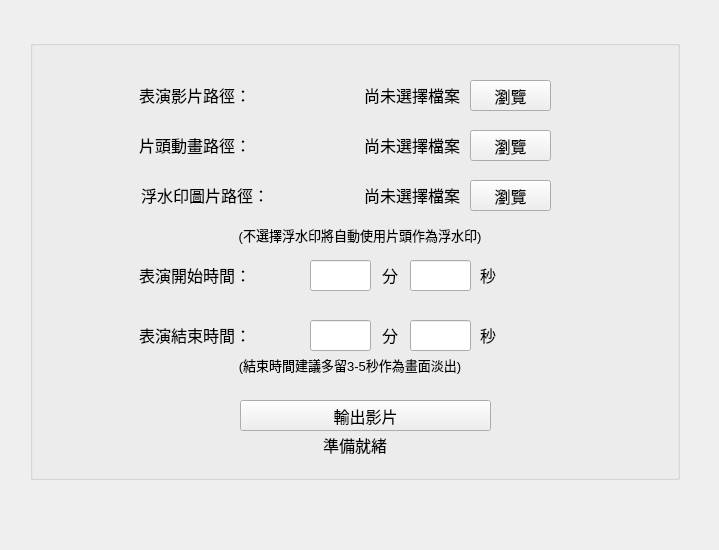
The window that main.ui (Rushyuheng/video_auto_editor) describes before a commit, drawn with Qt 5.
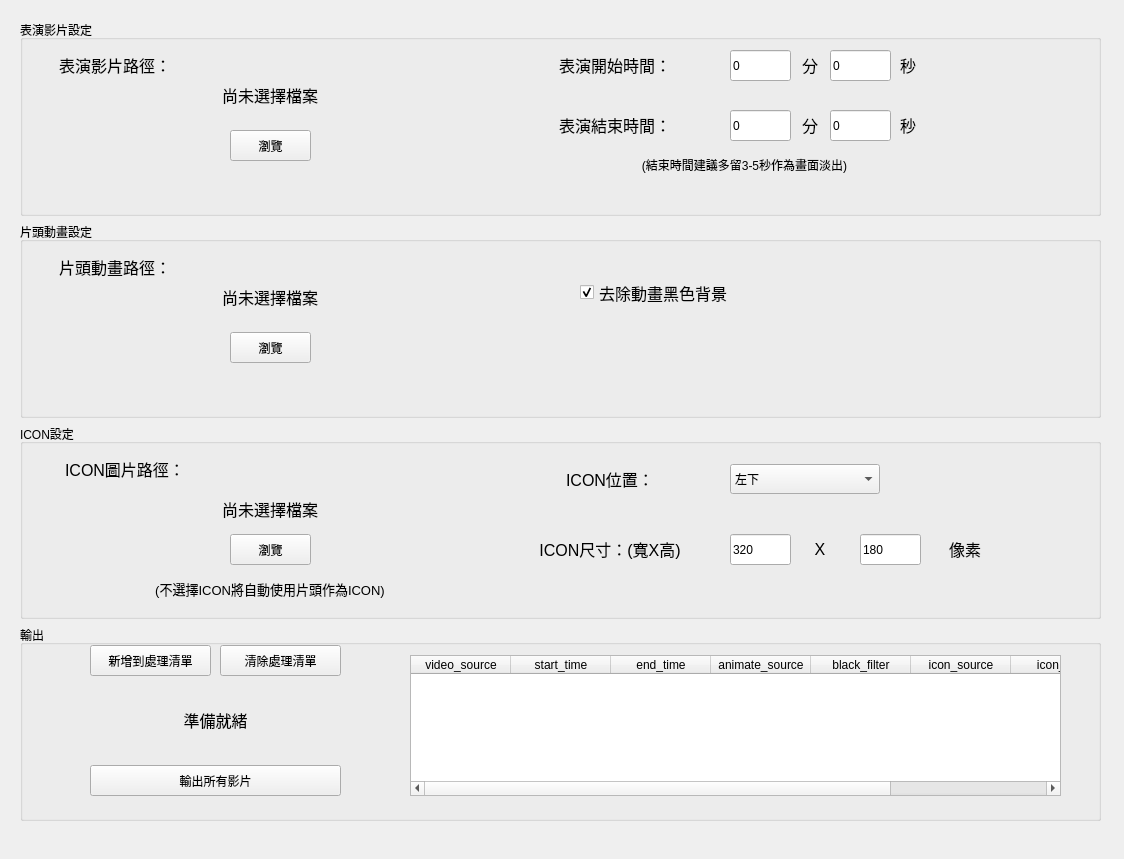
The same window after the commit.

Diff of the .ui file:
```diff
--- a/main.ui
+++ b/main.ui
@@ -6,127 +6,55 @@
    <rect>
     <x>0</x>
     <y>0</y>
-    <width>719</width>
-    <height>550</height>
+    <width>1124</width>
+    <height>859</height>
    </rect>
   </property>
   <property name="windowTitle">
    <string>video_auto_editor</string>
   </property>
-  <widget class="QGroupBox" name="groupBoxTran">
+  <widget class="QWidget" name="verticalLayoutWidget">
    <property name="geometry">
     <rect>
-     <x>30</x>
-     <y>40</y>
-     <width>650</width>
-     <height>440</height>
+     <x>20</x>
+     <y>20</y>
+     <width>1081</width>
+     <height>801</height>
     </rect>
    </property>
-   <property name="font">
-    <font>
-     <family>Arial</family>
-     <pointsize>12</pointsize>
-    </font>
-   </property>
+   <layout class="QVBoxLayout" name="verticalLayout">
+    <item>
+     <widget class="QGroupBox" name="groupBox_2">
    <property name="title">
-    <string/>
-   </property>
-   <property name="flat">
-    <bool>false</bool>
-   </property>
-   <property name="checkable">
-    <bool>false</bool>
-   </property>
-   <widget class="QPushButton" name="write_video">
-    <property name="geometry">
-     <rect>
-      <x>210</x>
-      <y>360</y>
-      <width>251</width>
-      <height>31</height>
-     </rect>
-    </property>
-    <property name="text">
-     <string>輸出影片</string>
-    </property>
-   </widget>
-   <widget class="QLabel" name="label">
-    <property name="geometry">
-     <rect>
-      <x>90</x>
-      <y>220</y>
-      <width>150</width>
-      <height>30</height>
-     </rect>
-    </property>
-    <property name="text">
-     <string>表演開始時間：</string>
-    </property>
-    <property name="alignment">
-     <set>Qt::AlignCenter</set>
-    </property>
-   </widget>
-   <widget class="QLabel" name="label_3">
-    <property name="geometry">
-     <rect>
-      <x>340</x>
-      <y>220</y>
-      <width>40</width>
-      <height>30</height>
-     </rect>
-    </property>
-    <property name="text">
-     <string>分</string>
-    </property>
-    <property name="alignment">
-     <set>Qt::AlignCenter</set>
-    </property>
-   </widget>
-   <widget class="QLineEdit" name="start_min">
-    <property name="geometry">
-     <rect>
-      <x>280</x>
-      <y>220</y>
-      <width>61</width>
-      <height>31</height>
-     </rect>
-    </property>
-   </widget>
+       <string>表演影片設定</string>
+      </property>
    <widget class="QLineEdit" name="start_sec">
     <property name="geometry">
      <rect>
-      <x>380</x>
-      <y>220</y>
+         <x>810</x>
+         <y>30</y>
       <width>61</width>
       <height>31</height>
      </rect>
     </property>
-   </widget>
-   <widget class="QLabel" name="label_6">
-    <property name="geometry">
-     <rect>
-      <x>450</x>
-      <y>220</y>
-      <width>40</width>
-      <height>30</height>
-     </rect>
-    </property>
     <property name="text">
-     <string>秒</string>
-    </property>
-    <property name="alignment">
-     <set>Qt::AlignLeading|Qt::AlignLeft|Qt::AlignVCenter</set>
+        <string>0</string>
     </property>
    </widget>
    <widget class="QLabel" name="label_2">
     <property name="geometry">
      <rect>
-      <x>90</x>
-      <y>280</y>
+         <x>520</x>
+         <y>90</y>
       <width>150</width>
       <height>30</height>
      </rect>
     </property>
+       <property name="font">
+        <font>
+         <pointsize>12</pointsize>
+        </font>
+       </property>
     <property name="text">
      <string>表演結束時間：</string>
     </property>
@@ -134,24 +62,74 @@
      <set>Qt::AlignCenter</set>
     </property>
    </widget>
-   <widget class="QLineEdit" name="end_min">
+      <widget class="QLabel" name="show_path">
     <property name="geometry">
      <rect>
-      <x>280</x>
-      <y>280</y>
-      <width>61</width>
+         <x>50</x>
+         <y>60</y>
+         <width>400</width>
+         <height>30</height>
+        </rect>
+       </property>
+       <property name="font">
+        <font>
+         <pointsize>12</pointsize>
+        </font>
+       </property>
+       <property name="text">
+        <string>尚未選擇檔案</string>
+       </property>
+       <property name="alignment">
+        <set>Qt::AlignCenter</set>
+       </property>
+      </widget>
+      <widget class="QPushButton" name="choose_show">
+       <property name="geometry">
+        <rect>
+         <x>210</x>
+         <y>110</y>
+         <width>81</width>
       <height>31</height>
      </rect>
     </property>
-   </widget>
-   <widget class="QLabel" name="label_7">
+       <property name="text">
+        <string>瀏覽</string>
+       </property>
+      </widget>
+      <widget class="QLabel" name="label_6">
     <property name="geometry">
      <rect>
-      <x>340</x>
-      <y>280</y>
+         <x>880</x>
+         <y>30</y>
       <width>40</width>
       <height>30</height>
      </rect>
+       </property>
+       <property name="font">
+        <font>
+         <pointsize>12</pointsize>
+        </font>
+       </property>
+       <property name="text">
+        <string>秒</string>
+       </property>
+       <property name="alignment">
+        <set>Qt::AlignLeading|Qt::AlignLeft|Qt::AlignVCenter</set>
+       </property>
+      </widget>
+      <widget class="QLabel" name="label_3">
+       <property name="geometry">
+        <rect>
+         <x>770</x>
+         <y>30</y>
+         <width>40</width>
+         <height>30</height>
+        </rect>
+       </property>
+       <property name="font">
+        <font>
+         <pointsize>12</pointsize>
+        </font>
     </property>
     <property name="text">
      <string>分</string>
@@ -163,12 +141,17 @@
    <widget class="QLabel" name="label_10">
     <property name="geometry">
      <rect>
-      <x>450</x>
-      <y>280</y>
+         <x>880</x>
+         <y>90</y>
       <width>40</width>
       <height>30</height>
      </rect>
     </property>
+       <property name="font">
+        <font>
+         <pointsize>12</pointsize>
+        </font>
+       </property>
     <property name="text">
      <string>秒</string>
     </property>
@@ -176,25 +159,70 @@
      <set>Qt::AlignLeading|Qt::AlignLeft|Qt::AlignVCenter</set>
     </property>
    </widget>
+      <widget class="QLineEdit" name="start_min">
+       <property name="geometry">
+        <rect>
+         <x>710</x>
+         <y>30</y>
+         <width>61</width>
+         <height>31</height>
+        </rect>
+       </property>
+       <property name="text">
+        <string>0</string>
+       </property>
+       <property name="placeholderText">
+        <string>0</string>
+       </property>
+      </widget>
    <widget class="QLineEdit" name="end_sec">
     <property name="geometry">
      <rect>
-      <x>380</x>
-      <y>280</y>
+         <x>810</x>
+         <y>90</y>
       <width>61</width>
       <height>31</height>
      </rect>
+       </property>
+       <property name="text">
+        <string>0</string>
+       </property>
+      </widget>
+      <widget class="QLabel" name="label_11">
+       <property name="geometry">
+        <rect>
+         <x>549</x>
+         <y>130</y>
+         <width>351</width>
+         <height>30</height>
+        </rect>
+       </property>
+       <property name="font">
+        <font>
+         <pointsize>9</pointsize>
+        </font>
+       </property>
+       <property name="text">
+        <string>(結束時間建議多留3-5秒作為畫面淡出)</string>
+       </property>
+       <property name="alignment">
+        <set>Qt::AlignCenter</set>
     </property>
    </widget>
    <widget class="QLabel" name="label_4">
     <property name="geometry">
      <rect>
-      <x>90</x>
-      <y>40</y>
+         <x>20</x>
+         <y>30</y>
       <width>150</width>
       <height>30</height>
      </rect>
     </property>
+       <property name="font">
+        <font>
+         <pointsize>12</pointsize>
+        </font>
+       </property>
     <property name="text">
      <string>表演影片路徑：</string>
     </property>
@@ -202,15 +230,98 @@
      <set>Qt::AlignCenter</set>
     </property>
    </widget>
+      <widget class="QLabel" name="label">
+       <property name="geometry">
+        <rect>
+         <x>520</x>
+         <y>30</y>
+         <width>150</width>
+         <height>30</height>
+        </rect>
+       </property>
+       <property name="font">
+        <font>
+         <pointsize>12</pointsize>
+        </font>
+       </property>
+       <property name="text">
+        <string>表演開始時間：</string>
+       </property>
+       <property name="textFormat">
+        <enum>Qt::PlainText</enum>
+       </property>
+       <property name="alignment">
+        <set>Qt::AlignCenter</set>
+       </property>
+      </widget>
+      <widget class="QLineEdit" name="end_min">
+       <property name="geometry">
+        <rect>
+         <x>710</x>
+         <y>90</y>
+         <width>61</width>
+         <height>31</height>
+        </rect>
+       </property>
+       <property name="text">
+        <string>0</string>
+       </property>
+      </widget>
+      <widget class="QLabel" name="label_7">
+       <property name="geometry">
+        <rect>
+         <x>770</x>
+         <y>90</y>
+         <width>40</width>
+         <height>30</height>
+        </rect>
+       </property>
+       <property name="font">
+        <font>
+         <pointsize>12</pointsize>
+        </font>
+       </property>
+       <property name="text">
+        <string>分</string>
+       </property>
+       <property name="alignment">
+        <set>Qt::AlignCenter</set>
+       </property>
+      </widget>
+     </widget>
+    </item>
+    <item>
+     <widget class="QGroupBox" name="groupBox">
+      <property name="title">
+       <string>片頭動畫設定</string>
+      </property>
+      <widget class="QPushButton" name="choose_animate">
+       <property name="geometry">
+        <rect>
+         <x>210</x>
+         <y>110</y>
+         <width>81</width>
+         <height>31</height>
+        </rect>
+       </property>
+       <property name="text">
+        <string>瀏覽</string>
+       </property>
+      </widget>
    <widget class="QLabel" name="label_5">
     <property name="geometry">
      <rect>
-      <x>90</x>
-      <y>90</y>
+         <x>20</x>
+         <y>30</y>
       <width>150</width>
       <height>30</height>
      </rect>
     </property>
+       <property name="font">
+        <font>
+         <pointsize>12</pointsize>
+        </font>
+       </property>
     <property name="text">
      <string>片頭動畫路徑：</string>
     </property>
@@ -218,27 +329,63 @@
      <set>Qt::AlignCenter</set>
     </property>
    </widget>
-   <widget class="QLabel" name="label_8">
+      <widget class="QLabel" name="animate_path">
     <property name="geometry">
      <rect>
-      <x>90</x>
-      <y>140</y>
-      <width>170</width>
+         <x>50</x>
+         <y>60</y>
+         <width>400</width>
       <height>30</height>
      </rect>
     </property>
+       <property name="font">
+        <font>
+         <pointsize>12</pointsize>
+        </font>
+       </property>
     <property name="text">
-     <string>浮水印圖片路徑：</string>
+        <string>尚未選擇檔案</string>
     </property>
     <property name="alignment">
      <set>Qt::AlignCenter</set>
     </property>
    </widget>
+      <widget class="QCheckBox" name="blackfilter_checkbox">
+       <property name="geometry">
+        <rect>
+         <x>560</x>
+         <y>50</y>
+         <width>191</width>
+         <height>41</height>
+        </rect>
+       </property>
+       <property name="font">
+        <font>
+         <pointsize>12</pointsize>
+        </font>
+       </property>
+       <property name="text">
+        <string>去除動畫黑色背景</string>
+       </property>
+       <property name="checked">
+        <bool>true</bool>
+       </property>
+       <property name="tristate">
+        <bool>false</bool>
+       </property>
+      </widget>
+     </widget>
+    </item>
+    <item>
+     <widget class="QGroupBox" name="groupBox_3">
+      <property name="title">
+       <string>ICON設定</string>
+      </property>
    <widget class="QLabel" name="label_9">
     <property name="geometry">
      <rect>
-      <x>190</x>
-      <y>180</y>
+         <x>110</x>
+         <y>150</y>
       <width>280</width>
       <height>30</height>
      </rect>
@@ -249,43 +396,17 @@
      </font>
     </property>
     <property name="text">
-     <string>(不選擇浮水印將自動使用片頭作為浮水印)</string>
+        <string>(不選擇ICON將自動使用片頭作為ICON)</string>
     </property>
     <property name="alignment">
      <set>Qt::AlignCenter</set>
     </property>
    </widget>
-   <widget class="QPushButton" name="choose_show">
-    <property name="geometry">
-     <rect>
-      <x>440</x>
-      <y>40</y>
-      <width>81</width>
-      <height>31</height>
-     </rect>
-    </property>
-    <property name="text">
-     <string>瀏覽</string>
-    </property>
-   </widget>
-   <widget class="QPushButton" name="choose_animate">
-    <property name="geometry">
-     <rect>
-      <x>440</x>
-      <y>90</y>
-      <width>81</width>
-      <height>31</height>
-     </rect>
-    </property>
-    <property name="text">
-     <string>瀏覽</string>
-    </property>
-   </widget>
    <widget class="QPushButton" name="choose_icon">
     <property name="geometry">
      <rect>
-      <x>440</x>
-      <y>140</y>
+         <x>210</x>
+         <y>110</y>
       <width>81</width>
       <height>31</height>
      </rect>
@@ -294,63 +415,227 @@
      <string>瀏覽</string>
     </property>
    </widget>
-   <widget class="QLabel" name="show_path">
+      <widget class="QLabel" name="label_8">
     <property name="geometry">
      <rect>
-      <x>250</x>
-      <y>40</y>
-      <width>180</width>
+         <x>20</x>
+         <y>30</y>
+         <width>170</width>
       <height>30</height>
      </rect>
     </property>
-    <property name="text">
-     <string>尚未選擇檔案</string>
-    </property>
-    <property name="alignment">
-     <set>Qt::AlignRight|Qt::AlignTrailing|Qt::AlignVCenter</set>
-    </property>
-   </widget>
-   <widget class="QLabel" name="animate_path">
-    <property name="geometry">
-     <rect>
-      <x>250</x>
-      <y>90</y>
-      <width>180</width>
-      <height>30</height>
-     </rect>
-    </property>
+       <property name="font">
+        <font>
+         <pointsize>12</pointsize>
+        </font>
+       </property>
     <property name="text">
-     <string>尚未選擇檔案</string>
+        <string>ICON圖片路徑：</string>
     </property>
     <property name="alignment">
-     <set>Qt::AlignRight|Qt::AlignTrailing|Qt::AlignVCenter</set>
+        <set>Qt::AlignCenter</set>
     </property>
    </widget>
    <widget class="QLabel" name="icon_path">
     <property name="geometry">
      <rect>
-      <x>250</x>
-      <y>140</y>
-      <width>180</width>
+         <x>50</x>
+         <y>70</y>
+         <width>400</width>
       <height>30</height>
      </rect>
     </property>
+       <property name="font">
+        <font>
+         <pointsize>12</pointsize>
+        </font>
+       </property>
     <property name="text">
      <string>尚未選擇檔案</string>
     </property>
     <property name="alignment">
-     <set>Qt::AlignRight|Qt::AlignTrailing|Qt::AlignVCenter</set>
-    </property>
-   </widget>
+        <set>Qt::AlignCenter</set>
+       </property>
+      </widget>
+      <widget class="QComboBox" name="icon_pos_combobox">
+       <property name="geometry">
+        <rect>
+         <x>710</x>
+         <y>40</y>
+         <width>150</width>
+         <height>30</height>
+        </rect>
+       </property>
+       <property name="currentIndex">
+        <number>0</number>
+       </property>
+       <item>
+        <property name="text">
+         <string>左下</string>
+        </property>
+       </item>
+       <item>
+        <property name="text">
+         <string>右下</string>
+        </property>
+       </item>
+       <item>
+        <property name="text">
+         <string>左上</string>
+        </property>
+       </item>
+       <item>
+        <property name="text">
+         <string>右上</string>
+        </property>
+       </item>
+      </widget>
+      <widget class="QLabel" name="label_12">
+       <property name="geometry">
+        <rect>
+         <x>490</x>
+         <y>40</y>
+         <width>200</width>
+         <height>30</height>
+        </rect>
+       </property>
+       <property name="font">
+        <font>
+         <pointsize>12</pointsize>
+        </font>
+       </property>
+       <property name="text">
+        <string>ICON位置：</string>
+       </property>
+       <property name="textFormat">
+        <enum>Qt::PlainText</enum>
+       </property>
+       <property name="alignment">
+        <set>Qt::AlignCenter</set>
+       </property>
+      </widget>
+      <widget class="QLabel" name="label_13">
+       <property name="geometry">
+        <rect>
+         <x>490</x>
+         <y>110</y>
+         <width>200</width>
+         <height>30</height>
+        </rect>
+       </property>
+       <property name="font">
+        <font>
+         <pointsize>12</pointsize>
+        </font>
+       </property>
+       <property name="text">
+        <string>ICON尺寸：(寬X高)</string>
+       </property>
+       <property name="textFormat">
+        <enum>Qt::PlainText</enum>
+       </property>
+       <property name="alignment">
+        <set>Qt::AlignCenter</set>
+       </property>
+      </widget>
+      <widget class="QLineEdit" name="icon_width">
+       <property name="geometry">
+        <rect>
+         <x>710</x>
+         <y>110</y>
+         <width>61</width>
+         <height>31</height>
+        </rect>
+       </property>
+       <property name="text">
+        <string>320</string>
+       </property>
+       <property name="placeholderText">
+        <string>0</string>
+       </property>
+      </widget>
+      <widget class="QLabel" name="label_14">
+       <property name="geometry">
+        <rect>
+         <x>870</x>
+         <y>110</y>
+         <width>150</width>
+         <height>30</height>
+        </rect>
+       </property>
+       <property name="font">
+        <font>
+         <pointsize>12</pointsize>
+        </font>
+       </property>
+       <property name="text">
+        <string>像素</string>
+       </property>
+       <property name="textFormat">
+        <enum>Qt::PlainText</enum>
+       </property>
+       <property name="alignment">
+        <set>Qt::AlignCenter</set>
+       </property>
+      </widget>
+      <widget class="QLineEdit" name="icon_height">
+       <property name="geometry">
+        <rect>
+         <x>840</x>
+         <y>110</y>
+         <width>61</width>
+         <height>31</height>
+        </rect>
+       </property>
+       <property name="text">
+        <string>180</string>
+       </property>
+       <property name="placeholderText">
+        <string>0</string>
+       </property>
+      </widget>
+      <widget class="QLabel" name="label_15">
+       <property name="geometry">
+        <rect>
+         <x>780</x>
+         <y>110</y>
+         <width>40</width>
+         <height>30</height>
+        </rect>
+       </property>
+       <property name="font">
+        <font>
+         <pointsize>12</pointsize>
+        </font>
+       </property>
+       <property name="text">
+        <string>X</string>
+       </property>
+       <property name="alignment">
+        <set>Qt::AlignCenter</set>
+       </property>
+      </widget>
+     </widget>
+    </item>
+    <item>
+     <widget class="QGroupBox" name="groupBox_4">
+      <property name="title">
+       <string>輸出</string>
+      </property>
    <widget class="QLabel" name="status">
     <property name="geometry">
      <rect>
-      <x>200</x>
-      <y>390</y>
-      <width>250</width>
+         <x>70</x>
+         <y>80</y>
+         <width>251</width>
       <height>30</height>
      </rect>
     </property>
+       <property name="font">
+        <font>
+         <pointsize>12</pointsize>
+        </font>
+       </property>
     <property name="text">
      <string>準備就緒</string>
     </property>
@@ -358,27 +643,98 @@
      <set>Qt::AlignCenter</set>
     </property>
    </widget>
-   <widget class="QLabel" name="label_11">
+      <widget class="QPushButton" name="write_video">
     <property name="geometry">
      <rect>
-      <x>180</x>
-      <y>310</y>
-      <width>280</width>
-      <height>30</height>
-     </rect>
-    </property>
-    <property name="font">
-     <font>
-      <pointsize>10</pointsize>
-     </font>
-    </property>
+         <x>70</x>
+         <y>140</y>
+         <width>251</width>
+         <height>31</height>
+        </rect>
+       </property>
+       <property name="text">
+        <string>輸出所有影片</string>
+       </property>
+      </widget>
+      <widget class="QPushButton" name="add_queue">
+       <property name="geometry">
+        <rect>
+         <x>70</x>
+         <y>20</y>
+         <width>121</width>
+         <height>31</height>
+        </rect>
+       </property>
     <property name="text">
-     <string>(結束時間建議多留3-5秒作為畫面淡出)</string>
-    </property>
-    <property name="alignment">
-     <set>Qt::AlignCenter</set>
-    </property>
-   </widget>
+        <string>新增到處理清單</string>
+       </property>
+      </widget>
+      <widget class="QTableWidget" name="processqueue">
+       <property name="geometry">
+        <rect>
+         <x>390</x>
+         <y>30</y>
+         <width>651</width>
+         <height>141</height>
+        </rect>
+       </property>
+       <column>
+        <property name="text">
+         <string>video_source</string>
+        </property>
+       </column>
+       <column>
+        <property name="text">
+         <string>start_time</string>
+        </property>
+       </column>
+       <column>
+        <property name="text">
+         <string>end_time</string>
+        </property>
+       </column>
+       <column>
+        <property name="text">
+         <string>animate_source</string>
+        </property>
+       </column>
+       <column>
+        <property name="text">
+         <string>black_filter</string>
+        </property>
+       </column>
+       <column>
+        <property name="text">
+         <string>icon_source</string>
+        </property>
+       </column>
+       <column>
+        <property name="text">
+         <string>icon_pos</string>
+        </property>
+       </column>
+       <column>
+        <property name="text">
+         <string>icon_size</string>
+        </property>
+       </column>
+      </widget>
+      <widget class="QPushButton" name="clear_table">
+       <property name="geometry">
+        <rect>
+         <x>200</x>
+         <y>20</y>
+         <width>121</width>
+         <height>31</height>
+        </rect>
+       </property>
+       <property name="text">
+        <string>清除處理清單</string>
+       </property>
+      </widget>
+     </widget>
+    </item>
+   </layout>
   </widget>
  </widget>
  <resources/>
```
Lines whose indentation alone changed are shown as unchanged.
